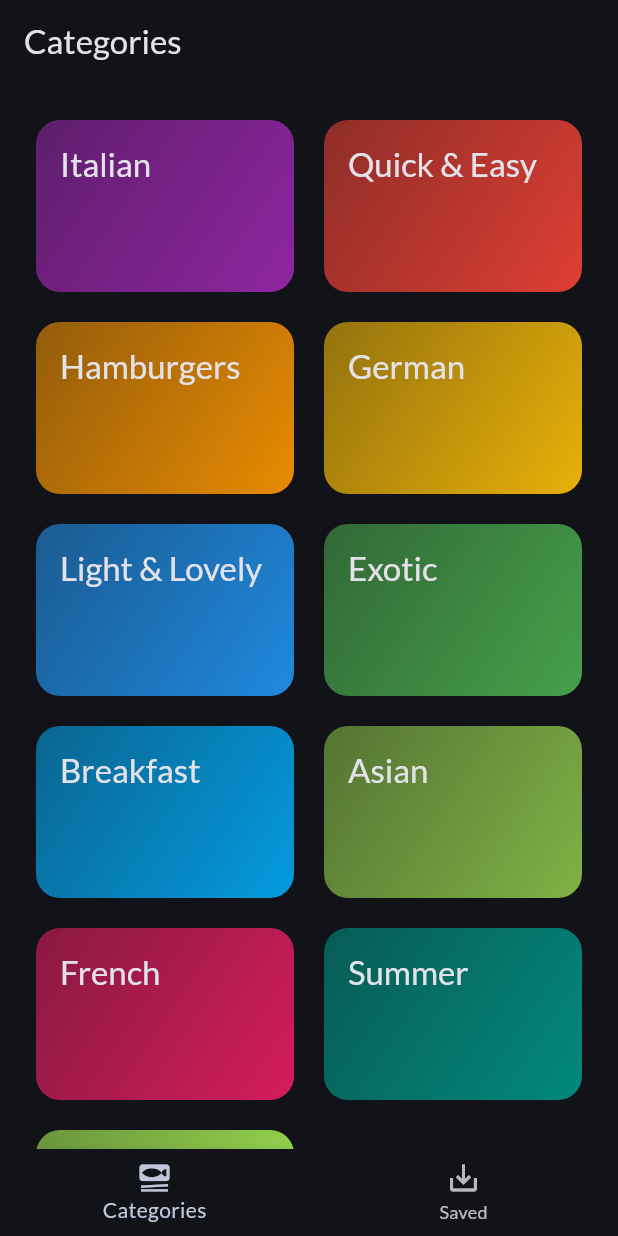
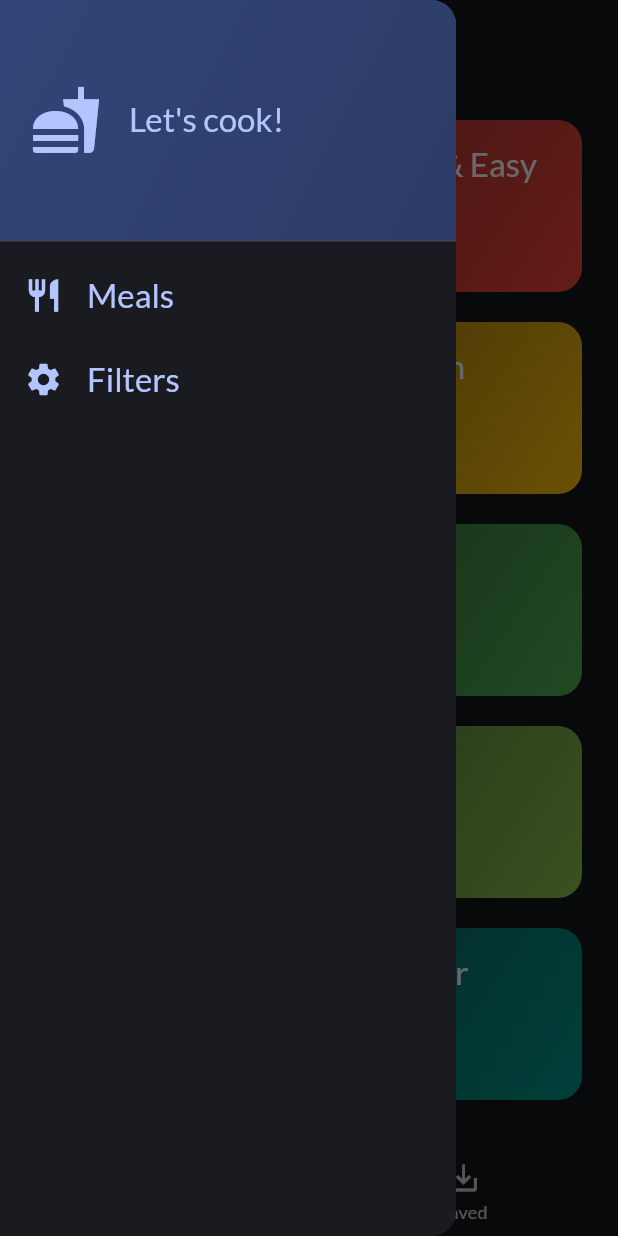
Before and after one commit to Avatbar/Flutter_Meals_App, a Flutter app: the screen it shows after launch, with the side drawer open (before the commit the screen has no drawer), on a phone screen of 412 x 824 dp. Run offline on Flutter 3.47's test engine with Material 2 defaults, Android fonts, the phone set to English and light mode, and no system bars; our stand-ins replace google_fonts, transparent_image.

Commit message:
added drawer

```diff
--- a/lib/screens/tabs.dart
+++ b/lib/screens/tabs.dart
@@ -1,6 +1,7 @@
 import 'package:flutter/material.dart';
 import 'package:meals_app/screens/categories.dart';
 import 'package:meals_app/screens/meals.dart';
+import 'package:meals_app/widgets/main_drawer.dart';
 
 import '../models/meal.dart';
 
@@ -63,6 +64,7 @@ Widget build(BuildContext context) {
     appBar: AppBar(
       title: Text(activePageTitle),
     ),
+    drawer: const MainDrawer(),
     body: activePage,
     bottomNavigationBar: BottomNavigationBar(
       onTap: _selectPage,
--- /dev/null
+++ b/lib/widgets/main_drawer.dart
@@ -0,0 +1,73 @@
+import 'package:flutter/material.dart';
+
+class MainDrawer extends StatelessWidget {
+  const MainDrawer({super.key});
+
+  @override
+  Widget build(BuildContext context) {
+    return Drawer(
+      child: Column(
+        children: [
+          DrawerHeader(
+            padding: const EdgeInsets.all(20),
+            decoration: BoxDecoration(
+                gradient: LinearGradient(
+              colors: [
+                Theme.of(context).colorScheme.primaryContainer,
+                Theme.of(context).colorScheme.primaryContainer.withOpacity(0.8),
+              ],
+              begin: Alignment.topLeft,
+              end: Alignment.bottomRight,
+            )),
+            child: Row(
+              children: [
+                Icon(
+                  Icons.fastfood,
+                  size: 48,
+                  color: Theme.of(context).colorScheme.primary,
+                ),
+                const SizedBox(
+                  width: 18,
+                ),
+                Text(
+                  "Let's cook!",
+                  style: Theme.of(context).textTheme.titleLarge!.copyWith(
+                        color: Theme.of(context).colorScheme.primary,
+                      ),
+                ),
+              ],
+            ),
+          ),
+          ListTile(
+            leading: Icon(
+              Icons.restaurant,
+              size: 26,
+              color: Theme.of(context).colorScheme.primary,
+            ),
+            title: Text(
+              "Meals",
+              style: Theme.of(context).textTheme.titleLarge!.copyWith(
+                    color: Theme.of(context).colorScheme.primary,
+                  ),
+            ),
+            onTap: () {},
+          ),
+          ListTile(
+            leading: Icon(
+              Icons.settings,
+              size: 26,
+              color: Theme.of(context).colorScheme.primary,
+            ),
+            title: Text(
+              "Filters",
+              style: Theme.of(context).textTheme.titleLarge!.copyWith(
+                color: Theme.of(context).colorScheme.primary,
+              ),
+            ),
+            onTap: () {},
+          ),
+        ],
+      ),
+    );
+  }
+}
```
